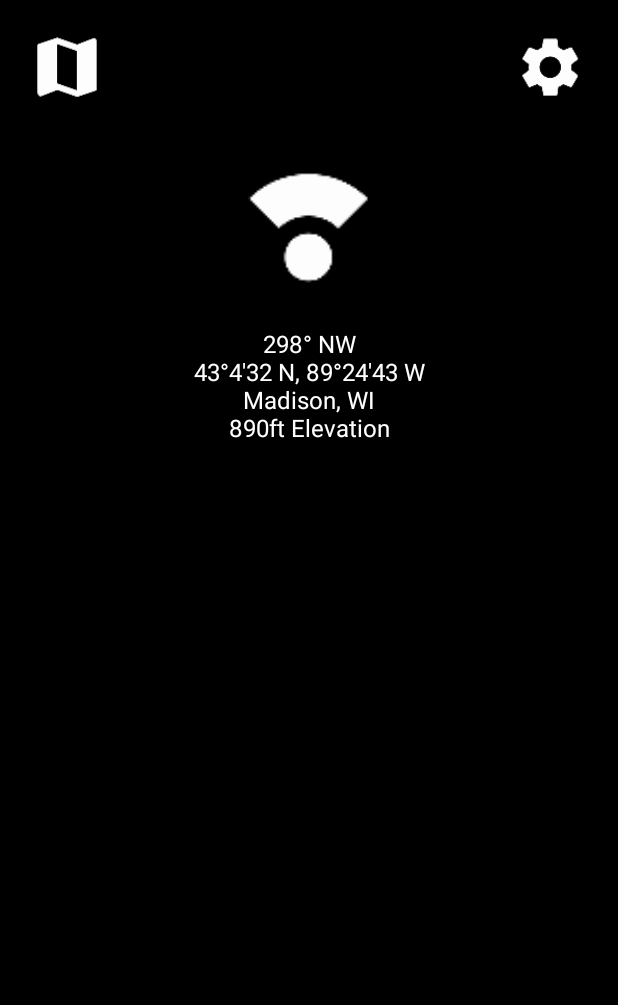
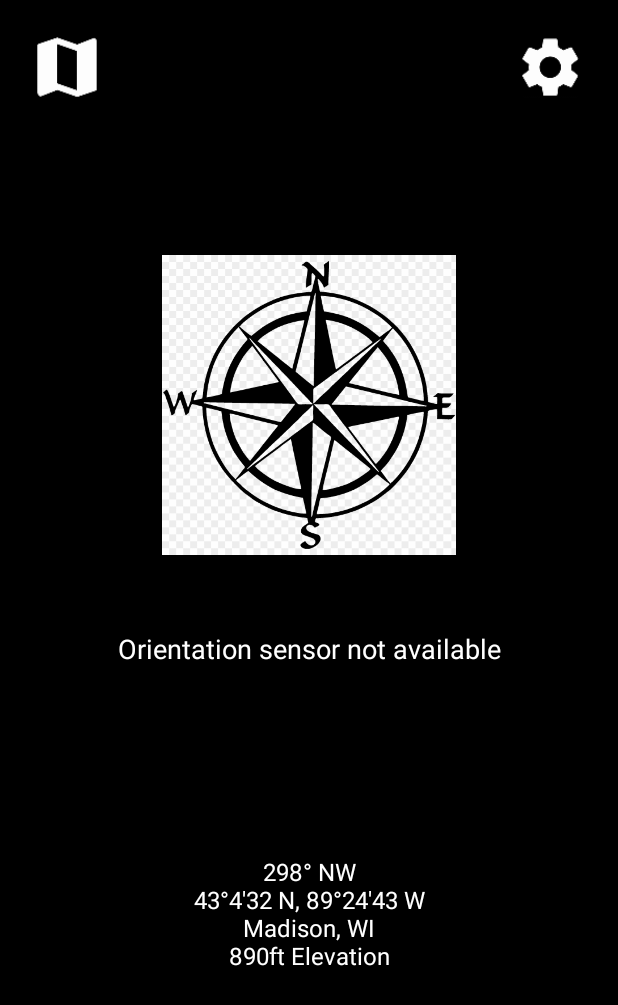
Before and after one commit to WZerfas/The-Compass, an Android app: the screen it shows after launch (MainActivity), on a phone screen of 412 x 824 dp. Shown: the top 1005 px of the screen. Run offline under Robolectric (Android 15) with nearby library versions, the phone set to English and light mode, and no system bars.

Commit message:
first version of the compass implemented, need caliberation

```diff
--- a/app/src/main/AndroidManifest.xml
+++ b/app/src/main/AndroidManifest.xml
@@ -1,6 +1,9 @@
 <?xml version="1.0" encoding="utf-8"?>
 <manifest xmlns:android="http://schemas.android.com/apk/res/android"
     xmlns:tools="http://schemas.android.com/tools">
+
+    <uses-feature android:name="android.hardware.sensor.accelerometer" android:required="true">
+    </uses-feature>
 
     <application
         android:allowBackup="true"
--- a/app/src/main/java/com/cs407/the_compass/MainActivity.kt
+++ b/app/src/main/java/com/cs407/the_compass/MainActivity.kt
@@ -1,20 +1,73 @@
 package com.cs407.the_compass
 
+import android.content.Context
+import android.hardware.Sensor
+import android.hardware.SensorEvent
+import android.hardware.SensorEventListener
+import android.hardware.SensorManager
 import android.os.Bundle
+import android.view.animation.Animation
+import android.view.animation.RotateAnimation
+import android.widget.ImageView
+import android.widget.TextView
 import androidx.activity.enableEdgeToEdge
 import androidx.appcompat.app.AppCompatActivity
 import androidx.core.view.ViewCompat
 import androidx.core.view.WindowInsetsCompat
 
-class MainActivity : AppCompatActivity() {
+class MainActivity : AppCompatActivity(), SensorEventListener {
+
+    var sensor: Sensor? = null
+    var sensorManager: SensorManager? = null
+    lateinit var compassImage: ImageView
+    lateinit var rotationTV: TextView
+
+    // Track the rotation of the compass
+    var currentDegree = 0f
+
     override fun onCreate(savedInstanceState: Bundle?) {
         super.onCreate(savedInstanceState)
-        enableEdgeToEdge()
         setContentView(R.layout.activity_main)
-        ViewCompat.setOnApplyWindowInsetsListener(findViewById(R.id.main)) { v, insets ->
-            val systemBars = insets.getInsets(WindowInsetsCompat.Type.systemBars())
-            v.setPadding(systemBars.left, systemBars.top, systemBars.right, systemBars.bottom)
-            insets
+
+        sensorManager = getSystemService(Context.SENSOR_SERVICE) as SensorManager
+        sensor = sensorManager?.getDefaultSensor(Sensor.TYPE_ORIENTATION)
+
+        compassImage = findViewById(R.id.compassNeedle)
+        rotationTV = findViewById(R.id.degreeView)
+
+        if (sensor == null) {
+            rotationTV.text = "Orientation sensor not available"
         }
     }
+
+    override fun onSensorChanged(event: SensorEvent?) {
+        val degree = event?.values?.get(0)?.let { Math.round(it) } ?: return
+        rotationTV.text = "$degree degrees"
+        val rotationAnimation = RotateAnimation(
+            currentDegree,
+            (-degree).toFloat(),
+            Animation.RELATIVE_TO_SELF, 0.5f,
+            Animation.RELATIVE_TO_SELF, 0.5f
+        )
+
+        rotationAnimation.duration = 240
+        rotationAnimation.fillAfter = true
+
+        compassImage.startAnimation(rotationAnimation)
+        currentDegree = (-degree).toFloat()
+    }
+
+    override fun onAccuracyChanged(p0: Sensor?, p1: Int) {
+        // Not implemented
+    }
+
+    override fun onResume() {
+        super.onResume()
+        sensorManager?.registerListener(this, sensor, SensorManager.SENSOR_DELAY_GAME)
+    }
+
+    override fun onPause() {
+        super.onPause()
+        sensorManager?.unregisterListener(this)
+    }
 }
--- a/app/src/main/res/layout/activity_main.xml
+++ b/app/src/main/res/layout/activity_main.xml
@@ -1,5 +1,6 @@
 <?xml version="1.0" encoding="utf-8"?>
-<androidx.constraintlayout.widget.ConstraintLayout xmlns:android="http://schemas.android.com/apk/res/android"
+<androidx.constraintlayout.widget.ConstraintLayout
+    xmlns:android="http://schemas.android.com/apk/res/android"
     xmlns:app="http://schemas.android.com/apk/res-auto"
     xmlns:tools="http://schemas.android.com/tools"
     android:id="@+id/main"
@@ -32,22 +33,34 @@
     <!-- Compass Needle -->
     <ImageView
         android:id="@+id/compassNeedle"
-        android:layout_width="100dp"
-        android:layout_height="100dp"
-        android:layout_marginTop="32dp"
+        android:layout_width="200dp"
+        android:layout_height="200dp"
+        android:layout_marginTop="100dp"
         android:contentDescription="Compass Needle"
-        android:src="@mipmap/ic_compass"
+        app:srcCompat="@drawable/compass"
         app:layout_constraintTop_toBottomOf="@+id/mapIcon"
         app:layout_constraintBottom_toTopOf="@+id/degreeText"
         app:layout_constraintStart_toStartOf="parent"
         app:layout_constraintEnd_toEndOf="parent"/>
+
+    <!-- Degree thing -->
+    <TextView
+        android:id="@+id/degreeView"
+        android:layout_width="match_parent"
+        android:layout_height="wrap_content"
+        android:layout_marginTop="50dp"
+        app:layout_constraintTop_toBottomOf="@id/compassNeedle"
+        android:gravity="center"
+        android:textColor="#FFFFFF"
+        android:textSize="18dp"
+        android:text="Rotation Degree"/>
 
     <!-- Direction and Coordinates Text -->
     <TextView
         android:id="@+id/degreeText"
         android:layout_width="wrap_content"
         android:layout_height="wrap_content"
-        android:layout_marginTop="16dp"
+        android:layout_marginTop="200dp"
         android:text="298° NW\n43°4'32\ N, 89°24'43\ W\nMadison, WI\n890ft Elevation"
         android:textColor="#FFFFFF"
         android:textAlignment="center"
```
